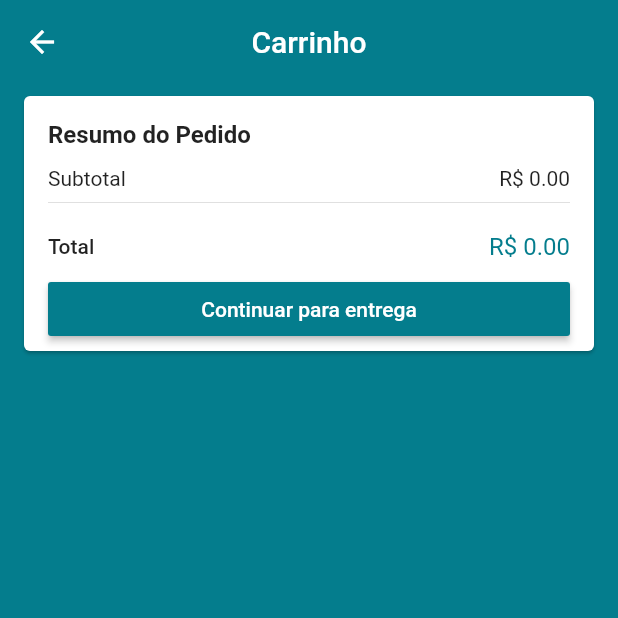
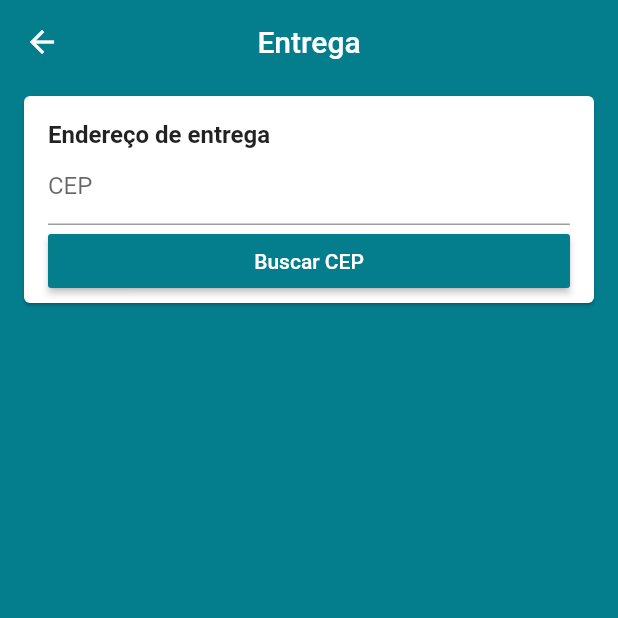
Before and after one commit to marcelofcamillo/loja_virtual, a Flutter app: the CartScreen screen opened by its route, after a tap on "Continuar para entrega", on a phone screen of 412 x 824 dp, the top half of it. Run offline on Flutter 3.47's test engine with Material 2 defaults, Android fonts, the phone set to English and light mode, and no system bars; our stand-ins replace carousel_pro, cloud_firestore, firebase_auth, firebase_storage, image_cropper, image_picker and 1 more; missing offline and left inert: alphabet_list_scroll_view; accounts and stored records are empty.

Commit message:
Criando a Tela de Endereço

```diff
--- a/lib/main.dart
+++ b/lib/main.dart
@@ -6,6 +6,7 @@ import 'package:loja_virtual/models/product.dart';
 import 'package:loja_virtual/models/product_manager.dart';
 import 'package:loja_virtual/models/user.dart';
 import 'package:loja_virtual/models/user_manager.dart';
+import 'package:loja_virtual/screens/address/address_screen.dart';
 import 'package:loja_virtual/screens/base/base_screen.dart';
 import 'package:loja_virtual/screens/cart/cart_screen.dart';
 import 'package:loja_virtual/screens/edit_product/edit_product_screen.dart';
@@ -80,6 +81,10 @@ class MyApp extends StatelessWidget {
               return MaterialPageRoute(
                 builder: (_) => CartScreen()
               );
+            case '/address':
+              return MaterialPageRoute(
+                  builder: (_) => AddressScreen()
+              );
             case '/edit_product':
               return MaterialPageRoute(
                   builder: (_) => EditProductScreen(
--- /dev/null
+++ b/lib/screens/address/address_screen.dart
@@ -0,0 +1,20 @@
+import 'package:flutter/material.dart';
+
+import 'components/address_card.dart';
+
+class AddressScreen extends StatelessWidget {
+  @override
+  Widget build(BuildContext context) {
+    return Scaffold(
+      appBar: AppBar(
+        title: const Text('Entrega'),
+        centerTitle: true
+      ),
+      body: ListView(
+        children: <Widget>[
+          AddressCard(),
+        ],
+      )
+    );
+  }
+}
--- /dev/null
+++ b/lib/screens/address/components/address_card.dart
@@ -0,0 +1,29 @@
+import 'package:flutter/material.dart';
+
+import 'cep_input_field.dart';
+
+class AddressCard extends StatelessWidget {
+  @override
+  Widget build(BuildContext context) {
+    return Card(
+      margin: const EdgeInsets.symmetric(horizontal: 16, vertical: 8),
+      child: Padding(
+        padding: const EdgeInsets.fromLTRB(16, 16, 16, 4),
+        child: Column(
+          crossAxisAlignment: CrossAxisAlignment.start,
+          children: <Widget>[
+            Text(
+              'Endereço de entrega',
+              textAlign: TextAlign.start,
+              style: TextStyle(
+                fontSize: 16,
+                fontWeight: FontWeight.w600
+              )
+            ),
+            CepInputField()
+          ]
+        )
+      )
+    );
+  }
+}
--- /dev/null
+++ b/lib/screens/address/components/cep_input_field.dart
@@ -0,0 +1,35 @@
+import 'package:flutter/material.dart';
+import 'package:flutter/services.dart';
+
+class CepInputField extends StatelessWidget {
+  @override
+  Widget build(BuildContext context) {
+    final primaryColor = Theme.of(context).primaryColor;
+
+    return Column(
+      crossAxisAlignment: CrossAxisAlignment.stretch,
+      children: <Widget>[
+        TextFormField(
+          decoration: const InputDecoration(
+            isDense: true,
+            labelText: 'CEP',
+            hintText: '12.345-678'
+          ),
+          inputFormatters: [
+            WhitelistingTextInputFormatter.digitsOnly
+          ],
+          keyboardType: TextInputType.number
+        ),
+        RaisedButton(
+          onPressed: () {
+
+          },
+          textColor: Colors.white,
+          color: primaryColor,
+          disabledColor: primaryColor.withAlpha(100),
+          child: const Text('Buscar CEP')
+        )
+      ]
+    );
+  }
+}
--- a/lib/screens/cart/cart_screen.dart
+++ b/lib/screens/cart/cart_screen.dart
@@ -25,7 +25,7 @@ class CartScreen extends StatelessWidget {
               PriceCard(
                 buttonText: 'Continuar para entrega',
                 onPressed: cartManager.isCartValid ? () {
-
+                  Navigator.of(context).pushNamed('/address');
                 } : null,
               ),
             ]
```
